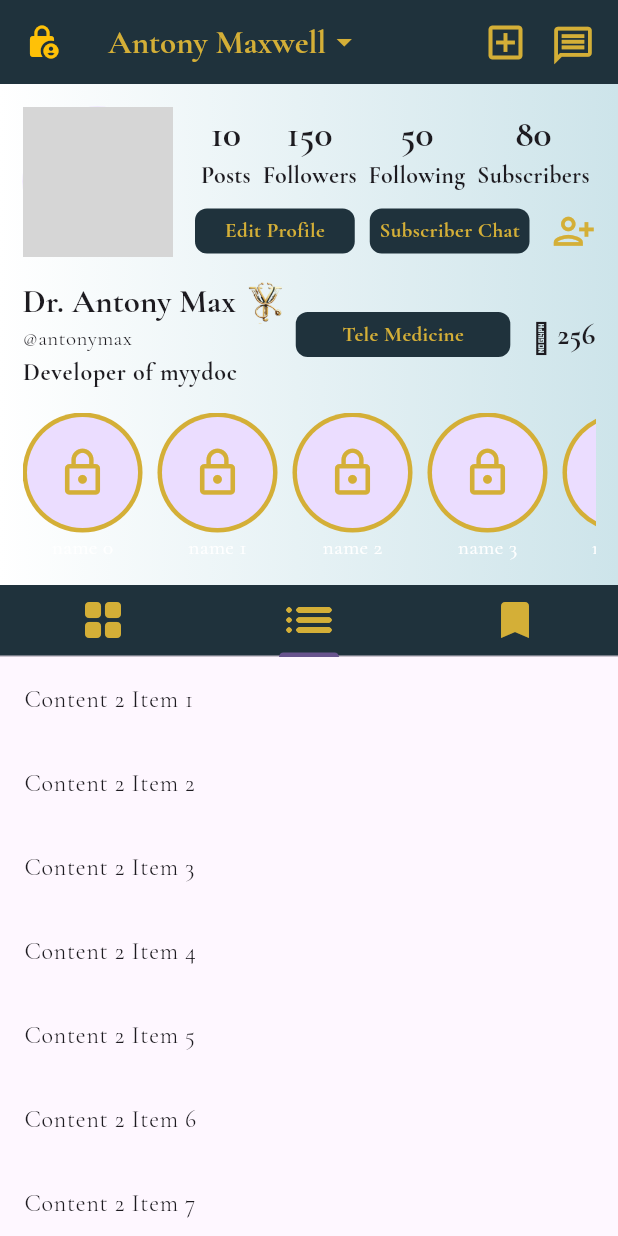
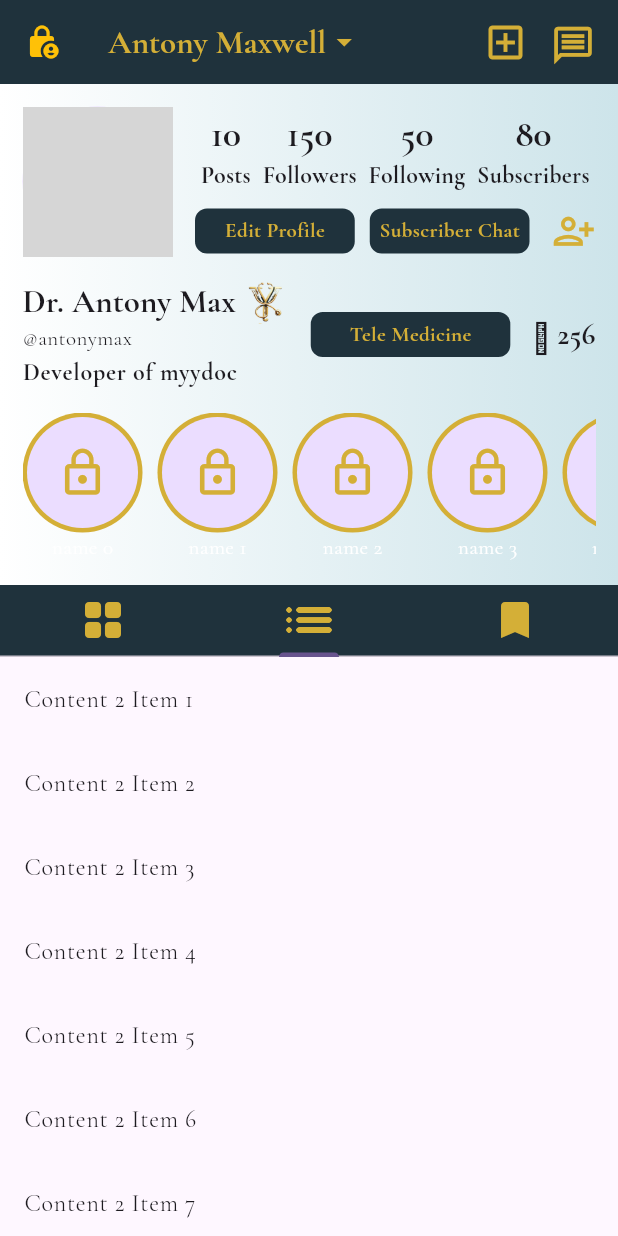
Before and after one commit to MyyDoc/Myy-Doctor, a Flutter app: the ProfileScreen screen opened directly, tab 2 chosen, on a phone screen of 412 x 824 dp. Run offline on Flutter 3.47's test engine with Material 3 defaults, Android fonts, the phone set to English and light mode, and no system bars; our stand-ins replace font_awesome_flutter, geocoding, geolocator, google_fonts; network calls fail; grey boxes are pictures that could not be loaded.

Commit message:
added space

```diff
--- a/lib/presentation/screens/profile/profile_screen.dart
+++ b/lib/presentation/screens/profile/profile_screen.dart
@@ -234,6 +234,7 @@ class _ProfileScreenState extends State<ProfileScreen>
                 ),
               ],
             ),
+            const SizedBox(width: 10,),
             Expanded(child: customContainerWidget("Tele Medicine")),
             const SizedBox(width: 15),
             Text("🪙", style: TextStyle(fontSize: 22)),
```
